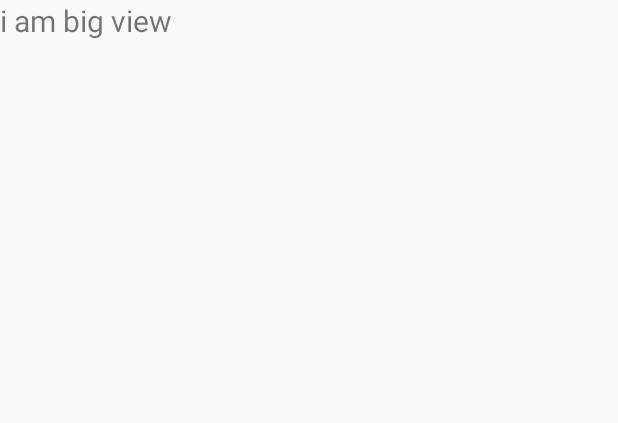
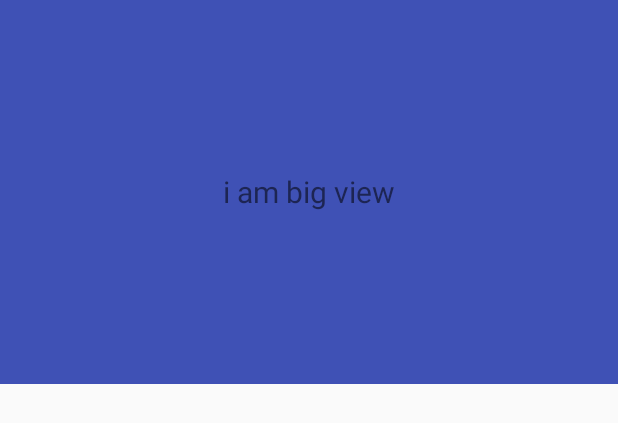
Before and after one commit to huanglongyu/Demos, an Android app: the layout custom_notification_big.xml on its own in the app's theme, with its tools: preview values and no code run, on a phone screen of 412 x 824 dp. Shown: the top 423 px of the screen. Run offline under Robolectric (Android 15) with nearby library versions, the phone set to English and light mode, and no system bars.

Commit message:
[Notification] modify custom view

```diff
--- a/Android/Notification/app/src/main/res/layout/custom_notification_big.xml
+++ b/Android/Notification/app/src/main/res/layout/custom_notification_big.xml
@@ -1,7 +1,10 @@
 <?xml version="1.0" encoding="utf-8"?>
 <LinearLayout xmlns:android="http://schemas.android.com/apk/res/android"
-    android:orientation="vertical" android:layout_width="match_parent"
-    android:layout_height="match_parent">
+    android:orientation="vertical"
+    android:gravity="center"
+    android:background="@color/colorPrimary"
+    android:layout_width="match_parent"
+    android:layout_height="256dp">
 
     <TextView
         android:textSize="20sp"
```
Also changed, not shown: Android/Notification/app/src/main/java/com/example/hly/notificationdemo/CustomNotification.java (+20 -5 lines).
